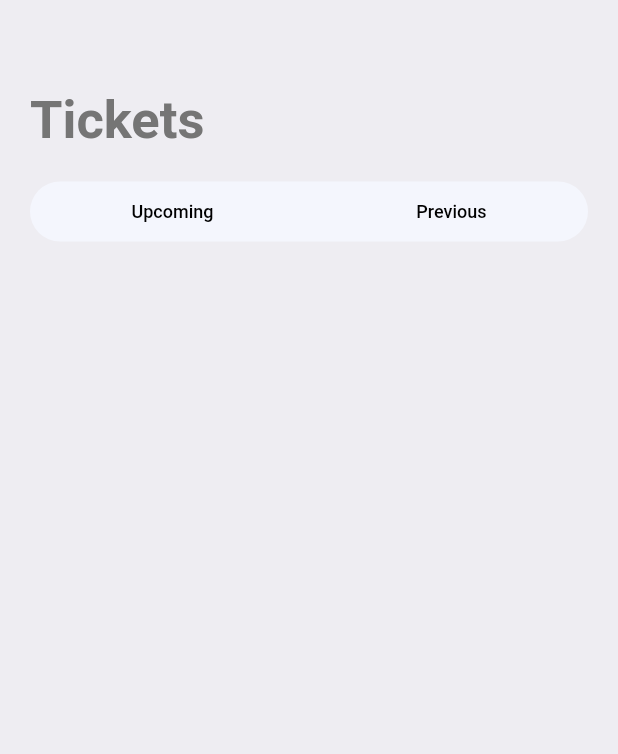
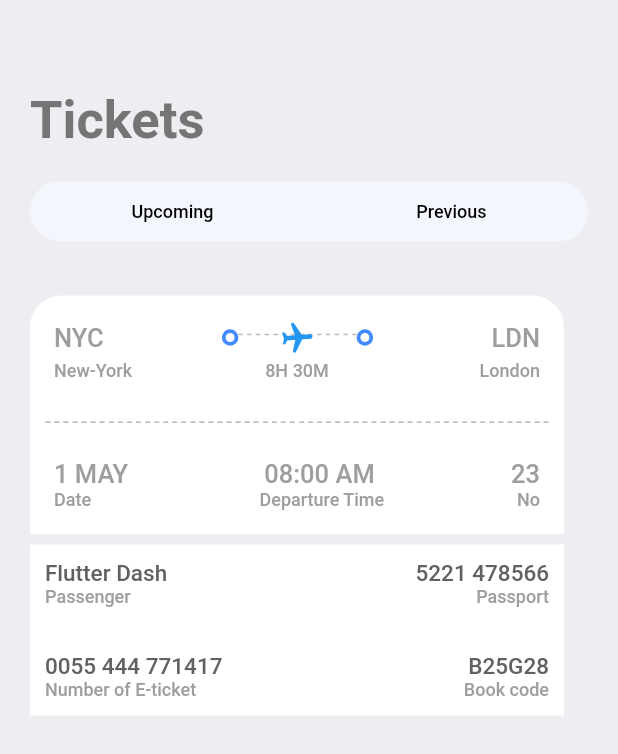
Before and after one commit to Willan0/ticket_aeroplane, a Flutter app: the Tickets screen opened directly, on a phone screen of 412 x 824 dp. Shown: the top 754 px of the screen. Run offline on Flutter 3.47's test engine with Material 2 defaults, Android fonts, the phone set to English and light mode, and no system bars; our stand-ins replace fluentui_icons, gap, get.

Commit message:
ticket_aeroplane

```diff
--- a/lib/screen/ticket_view.dart
+++ b/lib/screen/ticket_view.dart
@@ -10,14 +10,16 @@ import '../widgets/rounded_container.dart';
 
 class TicketView extends StatelessWidget {
   final Map<String,dynamic> tickets ;
-   const TicketView({Key? key,required this.tickets}) : super(key: key);
+  final bool ?isColor;
+  final bool ?isBlue;
+   const TicketView({Key? key,required this.tickets,this.isColor,this.isBlue}) : super(key: key);
 
   @override
   Widget build(BuildContext context) {
     final size = AppLayout.getSize(context);
     return SizedBox(
       width: size.width*0.85,
-      height: AppLayout.getHeight(200),
+      height: AppLayout.getHeight(182),
       child: Container(
         margin:  EdgeInsets.only(right: AppLayout.getHeight(16)),
         child: Column(
@@ -31,16 +33,16 @@ class TicketView extends StatelessWidget {
               padding:  EdgeInsets.all(AppLayout.getHeight(16)),
               decoration:  BoxDecoration(
                 borderRadius: BorderRadius.only(topLeft: Radius.circular(AppLayout.getHeight(21)),topRight: Radius.circular(AppLayout.getHeight(21))),
-                color: const Color(0xff526799),
+                color: isColor==null ?const Color(0xff526799):Colors.white,
               ),
               child: Column(
                 children: [
                   Row(
                     mainAxisAlignment: MainAxisAlignment.spaceAround,
                     children:  [
-                      Text(tickets['from']['code'],style: Style.headingLineStyle3.copyWith(color: Colors.white),),
+                      Text(tickets['from']['code'],style: isColor==null ?Style.headingLineStyle3.copyWith(color: Colors.white):Style.headingLineStyle3,),
                       Expanded(child: Container(),),
-                      const RoundedContainer(),
+                      const RoundedContainer(isBlue:true,),
                       Expanded(
                         child: Stack(
                           children:[
@@ -52,30 +54,30 @@ class TicketView extends StatelessWidget {
                                   direction: Axis.horizontal,
                                   mainAxisAlignment: MainAxisAlignment.spaceBetween,
                                   children: List.generate((constraint.constrainWidth()/6).ceil(), (index) =>  SizedBox(
-                                    width: AppLayout.getWidth(3),height: AppLayout.getHeight(1),child: const DecoratedBox(decoration: BoxDecoration(
-                                    color: Colors.white
+                                    width: AppLayout.getWidth(3),height: AppLayout.getHeight(1),child:  DecoratedBox(decoration: BoxDecoration(
+                                    color: isColor==null?Colors.white:Colors.grey.shade400
                                   ),),
                                   )),
                                 );
                               },
                             ),
                           ),
-                            Center(child:Transform.rotate(angle: 1.5,child:const Icon(Icons.local_airport_rounded,color: Colors.white,) ,) ,)
+                            Center(child:Transform.rotate(angle: 1.5,child: Icon(Icons.local_airport_rounded,color: isColor==null?Colors.white:Colors.blue,) ,) ,)
                           ],
                         ),
                       ),
-                      const RoundedContainer(),
+                      const RoundedContainer(isBlue: true,),
                       Expanded(child: Container(),),
-                      Text(tickets['to']['code'],style: Style.headingLineStyle3.copyWith(color: Colors.white))
+                      Text(tickets['to']['code'],style: isColor==null ?Style.headingLineStyle3.copyWith(color: Colors.white):Style.headingLineStyle3)
                     ],
                   ),
                   const Gap(3),
                   Row(
                     mainAxisAlignment: MainAxisAlignment.spaceBetween,
                     children: [
-                      SizedBox(width:AppLayout.getWidth(100),child: Text(tickets['from']['name'],style: Style.headingLineStyle4.copyWith(color: Colors.white),)),
-                      Text(tickets['flying_time'],style: Style.headingLineStyle4.copyWith(color: Colors.white),),
-                      SizedBox(width:100,child: Text(tickets['to']['name'],style: Style.headingLineStyle4.copyWith(color: Colors.white),textAlign: TextAlign.end,))
+                      SizedBox(width:AppLayout.getWidth(100),child: Text(tickets['from']['name'],style: isColor==null ?Style.headingLineStyle4.copyWith(color: Colors.white):Style.headingLineStyle4,)),
+                      Text(tickets['flying_time'],style: isColor==null ?Style.headingLineStyle4.copyWith(color: Colors.white):Style.headingLineStyle4,),
+                      SizedBox(width:100,child: Text(tickets['to']['name'],style: isColor==null ?Style.headingLineStyle4.copyWith(color: Colors.white):Style.headingLineStyle4,textAlign: TextAlign.end,))
                     ],
                   )
                 ],
@@ -87,24 +89,24 @@ class TicketView extends StatelessWidget {
             Container(
               height: AppLayout.getHeight(20),
               decoration: BoxDecoration(
-                color: Style.orangeColor,
+                color: isColor==null?Style.orangeColor:Colors.white,
               ),
               child:
                   Row(
                    mainAxisAlignment: MainAxisAlignment.spaceBetween,
                    children: [
-                    const HalfCircleLeft(),
+                    const HalfCircleLeft(isChecked: true,),
                     Expanded(
                       child: LayoutBuilder(builder: (BuildContext context,  BoxConstraints constraints) {
                         return Flex(
                           mainAxisAlignment: MainAxisAlignment.spaceBetween,
                             direction: Axis.horizontal,
                           children: List.generate((constraints.constrainWidth()/6).floor(), (index) =>
-                          const Text('-',style: TextStyle(color: Colors.white),)),
+                              Text('-',style: TextStyle(color: isColor==null?Colors.white:Colors.grey.shade400),)),
                         );
                       },),
                     ),
-                    const HalfCircleRight(),
+                    const HalfCircleRight(isChecked: true,),
                   ]),
               ),
             /*
@@ -113,25 +115,25 @@ class TicketView extends StatelessWidget {
             Container(
               padding: const EdgeInsets.all(16),
               decoration: BoxDecoration(
-                color: Style.orangeColor,
-                borderRadius: const BorderRadius.only(bottomLeft: Radius.circular(20),bottomRight: Radius.circular(20)),
+                color: isColor==null?Style.orangeColor:Colors.white,
+                borderRadius: isColor==null? const BorderRadius.only(bottomLeft: Radius.circular(20),bottomRight: Radius.circular(20)):BorderRadius.only(bottomLeft: Radius.circular(0),bottomRight: Radius.circular(0)),
               ),
               child: Column(
                 children: [
                   Row(
                     mainAxisAlignment: MainAxisAlignment.spaceBetween,
                     children:  [
-                       Text(tickets['date'],style:Style.headingLineStyle3.copyWith(color: Colors.white) ,),
-                       Text(tickets['departure_time'],style:Style.headingLineStyle3.copyWith(color: Colors.white) ,),
-                       Text('${tickets["number"]}',style:Style.headingLineStyle3.copyWith(color: Colors.white) ,)
+                       Text(tickets['date'],style:isColor==null ?Style.headingLineStyle3.copyWith(color: Colors.white) :Style.headingLineStyle3,),
+                       Text(tickets['departure_time'],style:isColor==null ?Style.headingLineStyle3.copyWith(color: Colors.white) :Style.headingLineStyle3,),
+                       Text('${tickets["number"]}',style:isColor==null ?Style.headingLineStyle3.copyWith(color: Colors.white):Style.headingLineStyle3 ,)
                     ],
                   ),
                   Row(
                     mainAxisAlignment: MainAxisAlignment.spaceBetween,
                     children:  [
-                      SizedBox(width:AppLayout.getWidth(100),child: Text('Date',textAlign: TextAlign.start,style:Style.headingLineStyle4.copyWith(color: Colors.white) ,)),
-                      SizedBox(width:AppLayout.getWidth(100),child: Text('Departure Time',textAlign: TextAlign.start,style:Style.headingLineStyle4.copyWith(color: Colors.white) ,)),
-                      SizedBox(width:AppLayout.getWidth(50),child: Text('No',textAlign:TextAlign.end,style:Style.headingLineStyle4.copyWith(color: Colors.white) ,))
+                      SizedBox(width:AppLayout.getWidth(100),child: Text('Date',textAlign: TextAlign.start,style:isColor==null ?Style.headingLineStyle4.copyWith(color: Colors.white) :Style.headingLineStyle4,)),
+                      SizedBox(width:AppLayout.getWidth(100),child: Text('Departure Time',textAlign: TextAlign.start,style:isColor==null ?Style.headingLineStyle4.copyWith(color: Colors.white) :Style.headingLineStyle4 ,)),
+                      SizedBox(width:AppLayout.getWidth(50),child: Text('No',textAlign:TextAlign.end,style:isColor==null ?Style.headingLineStyle4.copyWith(color: Colors.white) :Style.headingLineStyle4 ,))
                     ],
                   )
                 ],
--- a/lib/screen/tickets.dart
+++ b/lib/screen/tickets.dart
@@ -1,6 +1,8 @@
 
 import 'package:flutter/material.dart';
 import 'package:gap/gap.dart';
+import 'package:ticket/screen/ticket_view.dart';
+import 'package:ticket/utils/ticket_info.dart';
 
 import '../utils/app_layout.dart';
 import '../utils/app_style.dart';
@@ -10,9 +12,11 @@ class Tickets extends StatelessWidget {
 
   @override
   Widget build(BuildContext context) {
+    final size = AppLayout.getSize(context);
     return Scaffold(
       backgroundColor: Style.bgColor,
-      body: ListView(
+      body: Stack(
+        children: [ListView(
           padding: EdgeInsets.symmetric(vertical: AppLayout.getHeight(20),horizontal: AppLayout.getWidth(20)),
           children: [
             Gap(AppLayout.getHeight(40)),
@@ -41,7 +45,62 @@ class Tickets extends StatelessWidget {
                 ],
               ),
             ),
+            Gap(AppLayout.getHeight(20)),
+            TicketView(tickets: ticketList[0],isColor: true),
+            Container(
+              width:size.width*0.85,
+              margin: EdgeInsets.only(right: AppLayout.getWidth(16)),
+              padding: EdgeInsets.symmetric(vertical: AppLayout.getWidth(10),horizontal: AppLayout.getHeight(10)),
+              decoration: const BoxDecoration(
+                color: Colors.white
+              ),
+              child: Column(
+                children: [
+                  Row(
+                    mainAxisAlignment: MainAxisAlignment.spaceBetween,
+                    children: [
+                      Column(
+                        crossAxisAlignment: CrossAxisAlignment.start,
+                        children: [
+                          Text('Flutter Dash',style: Style.headingLineStyle5.copyWith(color: Colors.grey.shade700),),
+                          Text('Passenger',style: Style.headingLineStyle4.copyWith(color: Colors.grey.shade500),)
                         ],
+                      ),
+                      Column(
+                        crossAxisAlignment: CrossAxisAlignment.end,
+                        children: [
+                          Text('5221 478566',style: Style.headingLineStyle5.copyWith(color: Colors.grey.shade700),),
+                          Text('Passport',style: Style.headingLineStyle4.copyWith(color: Colors.grey.shade500),)
+                        ],
+                      )
+                    ],
+                  ),
+                  Gap(AppLayout.getHeight(30)),
+                  Row(
+                    mainAxisAlignment: MainAxisAlignment.spaceBetween,
+                    children: [
+                      Column(
+                        crossAxisAlignment: CrossAxisAlignment.start,
+                        children: [
+                          Text('0055 444 771417',style: Style.headingLineStyle5.copyWith(color: Colors.grey.shade700),),
+                          Text('Number of E-ticket',style: Style.headingLineStyle4.copyWith(color: Colors.grey.shade500),)
+                        ],
+                      ),
+                      Column(
+                        crossAxisAlignment: CrossAxisAlignment.end,
+                        children: [
+                          Text('B25G28',style: Style.headingLineStyle5.copyWith(color:Colors.grey.shade700),),
+                          Text('Book code',style: Style.headingLineStyle4.copyWith(color: Colors.grey.shade500),)
+                        ],
+                      )
+                    ],
+                  )
+                ],
+              ),
+            )
+          ],
+        ),
+       ]
       ),
     );
   }
--- a/lib/utils/app_style.dart
+++ b/lib/utils/app_style.dart
@@ -11,5 +11,6 @@ class Style{
   static TextStyle headingLineStyle1 = TextStyle(fontSize: 26,fontWeight: FontWeight.bold,color: textColor);
   static TextStyle headingLineStyle2 = TextStyle(fontSize: 21,fontWeight: FontWeight.bold,color: textColor);
   static TextStyle headingLineStyle3 = TextStyle(fontSize: 17,fontWeight: FontWeight.w500,color:  Colors.grey.shade500);
+  static TextStyle headingLineStyle5 = TextStyle(fontSize: 15,fontWeight: FontWeight.w500,color:  Colors.grey.shade500);
   static TextStyle headingLineStyle4 = TextStyle(fontSize: 12,fontWeight: FontWeight.w500,color: Colors.grey.shade500);
 }
--- a/lib/widgets/half_circle_left.dart
+++ b/lib/widgets/half_circle_left.dart
@@ -4,7 +4,8 @@ import 'package:flutter/material.dart';
 import '../utils/app_style.dart';
 
 class HalfCircleLeft extends StatelessWidget {
-  const HalfCircleLeft({Key? key}) : super(key: key);
+  final bool ?isChecked;
+  const HalfCircleLeft({Key? key,this.isChecked=false}) : super(key: key);
 
   @override
   Widget build(BuildContext context) {
@@ -13,7 +14,7 @@ class HalfCircleLeft extends StatelessWidget {
       width: 10,
       child: DecoratedBox(
         decoration: BoxDecoration(
-          color: Style.bgColor,
+          color: isChecked==true?Colors.white:Style.bgColor,
            borderRadius: const BorderRadius.only(topRight: Radius.circular(10),bottomRight:Radius.circular(10))
         ),
       ),
--- a/lib/widgets/half_circle_right.dart
+++ b/lib/widgets/half_circle_right.dart
@@ -4,7 +4,8 @@ import 'package:flutter/material.dart';
 import '../utils/app_style.dart';
 
 class HalfCircleRight extends StatelessWidget {
-  const HalfCircleRight({Key? key}) : super(key: key);
+  final bool ?isChecked;
+  const HalfCircleRight({Key? key,this.isChecked=false}) : super(key: key);
 
   @override
   Widget build(BuildContext context) {
@@ -13,7 +14,7 @@ class HalfCircleRight extends StatelessWidget {
       width: 10,
       child: DecoratedBox(
         decoration: BoxDecoration(
-            color: Style.bgColor,
+            color:isChecked==true?Colors.white:Style.bgColor,
             borderRadius: const BorderRadius.only(topLeft: Radius.circular(10),bottomLeft: Radius.circular(10))
         ),
       ),
--- a/lib/widgets/rounded_container.dart
+++ b/lib/widgets/rounded_container.dart
@@ -2,7 +2,8 @@
 import 'package:flutter/material.dart';
 
 class RoundedContainer extends StatelessWidget {
-  const RoundedContainer({Key? key}) : super(key: key);
+  final bool ?isBlue;
+  const RoundedContainer({Key? key,this.isBlue}) : super(key: key);
 
   @override
   Widget build(BuildContext context) {
@@ -10,7 +11,7 @@ class RoundedContainer extends StatelessWidget {
       padding: const EdgeInsets.all(3),
       decoration: BoxDecoration(
         borderRadius: BorderRadius.circular(30),
-        border: Border.all(width: 2.5,color:Colors.white)
+        border: Border.all(width: 2.5,color:isBlue==null?Colors.white:Colors.blueAccent)
       ),
     );
   }
```
Lines whose indentation alone changed are shown as unchanged.
